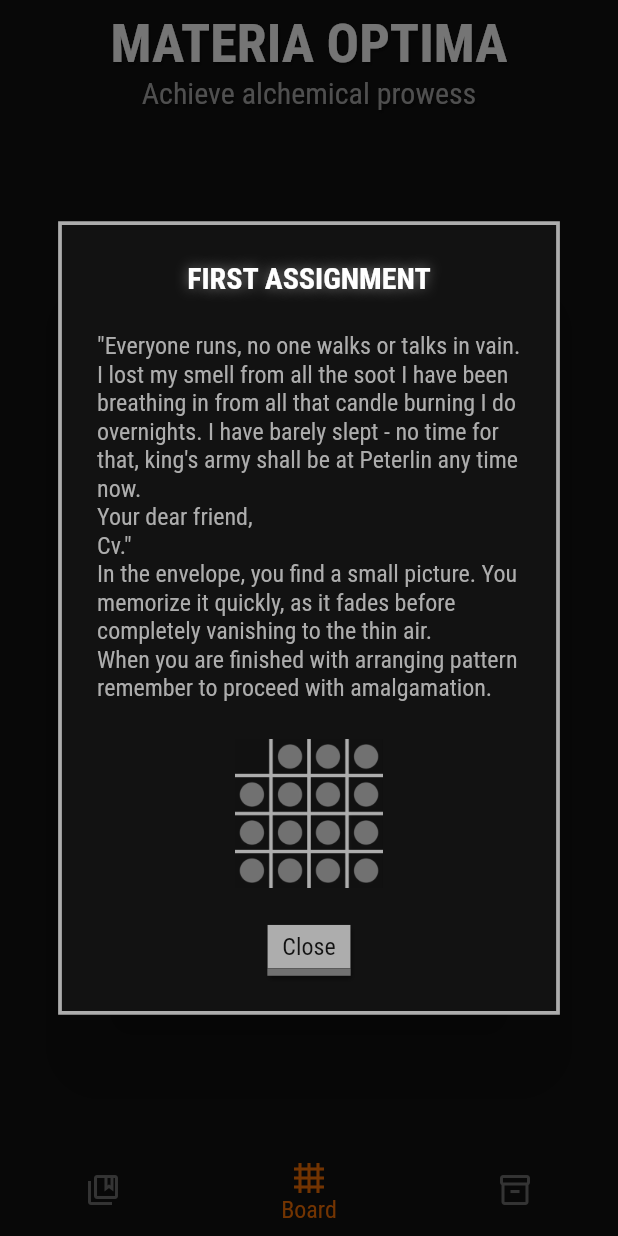
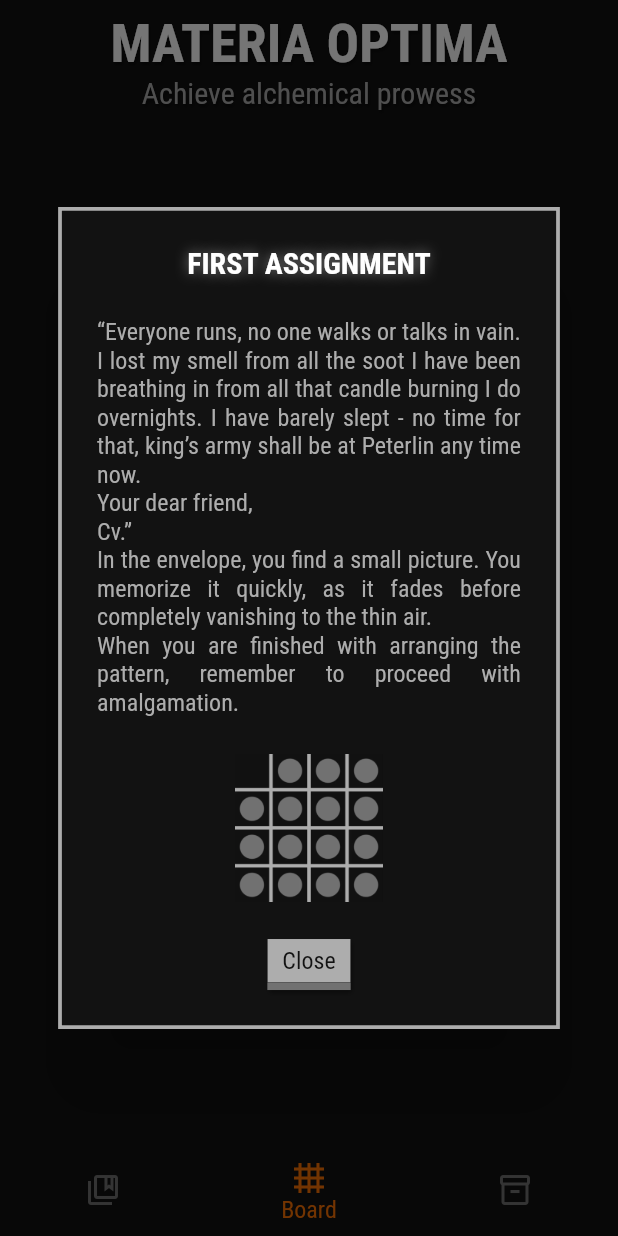
Before and after one commit to julesmuskala/materia_optima, a Flutter app: the screen it shows after launch, after a tap on "Start amalgamation", on a phone screen of 412 x 824 dp. Run offline on Flutter 3.47's test engine with Material 2 defaults, Android fonts, the phone set to English and light mode, and no system bars; our stand-ins replace just_audio, shared_preferences, transparent_image, tuple.

Commit message:
Update story entries

```diff
--- a/lib/ui/shared/story_dialog.dart
+++ b/lib/ui/shared/story_dialog.dart
@@ -60,6 +60,7 @@
                       GameStory.getLine(entry.descriptionKey),
                       style: GameTypography.paragraph,
                       softWrap: true,
+                      textAlign: TextAlign.justify,
                     ),
                     SizedBox(
                       height: screenSize.height * 0.03,
--- a/lib/ui/shared/tutorial_dialog.dart
+++ b/lib/ui/shared/tutorial_dialog.dart
@@ -57,6 +57,7 @@
                       GameStory.getLine(entry.descriptionKey),
                       style: GameTypography.paragraph,
                       softWrap: true,
+                      textAlign: TextAlign.justify,
                     ),
                     SizedBox(
                       width: double.maxFinite,
--- a/lib/utils/story.dart
+++ b/lib/utils/story.dart
@@ -39,68 +39,67 @@
     'reset_board': 'Clear board',
     'close_dialog': 'Close',
     // Materia descriptions
-    'materia_nulla_desc': 'Wow, just wow! How did you...',
+    'materia_nulla_desc': 'Error: How?',
     'materia_incognita_desc': 'Who knows what it is?',
     'materia_prima_desc':
-        'Materia prima is the most basic materia all matter in our known universe is derived from. Its magical potency is very low and in order to be useful, it needs to be fused into heavier, superior materiae.',
+        'Materia prima is the most basic materia, underlying all the known alchemy. It has low magical potency, thus in order to be alchemically useful it needs to be amalgamated into more reactive materiae.\nAlthough it is relatively abundant, due to its gray coloring it is often overlooked as a non-magical mineral.\nMateria prima is said to come from cores of falling stars.',
     'rebis_desc':
-        'Rebis is the most basic of superior materiae. Sometimes called “fool\'s meteria optima”, as it is the first materia every beginner alchemist amalgamates. For its relatively low volatility and pleasant green glow, it is often used by lower classes in jewelry.',
+        'Rebis can be found in minuscule amounts in the roots of aquatic plants. Because of that, it is much more viable to produce it by amalgamation.\nIt was traditionally assumed that it is a by-product of plant existence, however in light of recent discovery of animalcules*, some scholars suggested that rebis may be produced by them.\nWhen consumed, it has a stimulating effect and can delay sleep. \n\n* Animalcules – little animals, floating in the air and water, can be only observed under a telescope.',
     'caeleum_desc':
-        'Caeleum is named after one of the islands of the Southern Archipelago, where during summer nights waves take on this materia\'s brilliant blue hue and its glow.',
+        'Caeleum, as rebis, can be found in nature in aquatic environments. It is produced and almost instantly consumed by plant-like animalcules living in the coastal seas of the Southern Archipelago. The highest amounts of those creatures can be spotted in the summer in the coastal waters of the Island of Caeleum (after which this materia takes its name).\nBecause it quickly flashes into existence, there is no viable method of natural extraction.',
     'quebrith_desc':
-        'Quebrith due to its purple color, so uncommon in nature and relative inaccessibility to the lower classes, is highly valued by the upper echelons. It is used in makeup, cosmetics, and even as food coloring. Although, it is also said to cause shortness of breath and skin reddening akin to sunburn.',
+        'Quebrith is highly toxic materia, that can be only produced by amalgamation. Due to its connotations with the mass suicide during the siege of Ekielsk it has been either outlawed or highly regulated in all the kingdoms and commonwealths.\nWhen consumed it causes nausea then stopping the hearth action. There is no known antidote, however many alchemists seem to develop immunity.',
     'aether_desc':
-        'Aether was the symbol of Konstantian Reformation. After the last of Great Reformers were executed, it was banned and its possession was punished by death. Today, aether is still heavily regulated but a license for its handling may be obtained by joining the Imperial Alchemy Revival Guild.',
+        'Aether just like quebrith can not be found in nature and requires amalgamation to obtain it. In small amounts, aether has a calming effect and is often used to treat pain, anxiety, anguish and seizures. Nonetheless, in higher amounts it causes amnesia, paranoia, aggression and shortness of breath, sometimes resulting in death due to lack of the air.',
     'vermilion_desc':
-        'Vermilion is most well known for its strange scent. In small amounts, it has a fruity and floral, overall pleasant smell nonetheless when handled in higher amounts it reeks of decay and feces. Due to that property and the fact that vermilion odor lingers even for weeks, it is used as an aromatic substance in lavish perfumes.',
+        'Vermilion naturally can be found in trace amounts in dried fruit, especially in golden raspberries and cream cherries. Currently, there are industrial efforts to develop ways to source vermilion this way, instead of traditionally used amalgamation.\nIn small amounts, it has a pleasant fruity smell, often used in perfumes. Yet in higher amounts it reeks of decay and feces.',
     'materia_optima_desc':
-        'Materia optima is a pinnacle of creation, the most perfect materia in the known universe.',
+        'Materia optima is the most difficult materia to amalgamate. Most alchemists spend years of training just to be able to gather enough power to accomplish the amalgamation process. \nIt has a strong effect on memory and enables its user to learn much quicker. Nonetheless, when mishandled it can wipe memory clean in a few hours, therefore it is given only to promising alchemy apprentices to minimize the risk.',
     // Story entries
-    'quest_title_0': 'Welcome to Materia Optima',
+    'quest_title_0': 'Welcome to Materia optima',
     'quest_desc_0':
-        'Materia optima is a game about discovery and achieving alchemical prowess. You can do it by arranging tiles on the board in special patterns. You can do it by clicking on a glowing tile that is adjacent to empty space.',
+        'Materia optima is a game about discovery and achieving alchemical prowess. You can do it by arranging tiles on the board in special patterns. You can do it by clicking on a glowing tile that is adjacent to empty space.\n',
     'quest_title_50': 'First assignment',
     'quest_desc_50':
-        '"Everyone runs, no one walks or talks in vain. I lost my smell from all the soot I have been breathing in from all that candle burning I do overnights. I have barely slept - no time for that, king\'s army shall be at Peterlin any time now.\nYour dear friend,\nCv."\nIn the envelope, you find a small picture. You memorize it quickly, as it fades before completely vanishing to the thin air.\nWhen you are finished with arranging pattern remember to proceed with amalgamation.',
+        '“Everyone runs, no one walks or talks in vain. I lost my smell from all the soot I have been breathing in from all that candle burning I do overnights. I have barely slept - no time for that, king’s army shall be at Peterlin any time now. \nYour dear friend, \nCv.”\nIn the envelope, you find a small picture. You memorize it quickly, as it fades before completely vanishing to the thin air.\nWhen you are finished with arranging the pattern, remember to proceed with amalgamation.',
     'quest_title_100': 'Rebis discovered',
     'quest_desc_100':
-        'Most of recipes in Materia optima require the usage of superior materiae. To add them to the board, select materia icons in the Inventory tab (to the left) then proceed by clicking appropriate button.\nYou can always open unlocked dialogs by clicking on their title in the Compendium tab (to the right).',
+        'Most recipes in Materia optima require the usage of superior materiae. To add them to the board, select materia icons in the Inventory tab (to the left) then proceed by clicking the appropriate button. \nYou can always open unlocked dialogs by clicking on their title in the Compendium tab (to the right).',
     'quest_title_150': 'Battle of Peterlin',
     'quest_desc_150':
-        '"You should have seen their faces, the purest fear. I do not enjoy killing and neither does our Lord, but sometimes there is a merit in it. Franzians won, mister Franz\'s sacrifice was not in vain.\nAs I said before, good sir Octave is a wonderful leader. Although hails from the Southern Archipelago, he was one of the first Franzians. His zeal is immense, and that is, what really matters.\nYour dear friend,\nCv."\nAnd so does this pattern, you think, as you take one last good look at it as it fades.',
+        '“You should have seen their faces, the purest fear. I do not enjoy killing and neither does our Heavenly Lady Yellieux, but sometimes there is a merit in it. Franzians won, mister Franz’s sacrifice was not in vain.\nAs I said before, good sir Octave is a wonderful leader. Although hails from the Southern Archipelago, he was one of the first Franzians. His zeal is immense, and that is what really matters. \nYour dear friend,\nCv.”\nAnd so does this pattern, you think, as you take one last good look at it as it fades.',
     'quest_title_200': 'Caeleum discovered',
     'quest_desc_200':
-        '"Although decisive, Peterlin skirmish did little to further franzian cause. The true power in the region, lied with the city of Ekielsk. Ruled by a baroness who adopted the franzian teaching even before the heretic\'s execution, it was a perfect spot for the Royal Army\'s siege."\n- Reymond the Elder, Francian revolt',
+        '“Although decisive, the Peterlin skirmish did little to further the franzian cause. The true power in the region lay with the city of Ekielsk. Ruled by a baroness who adopted the franzian teaching even before the heretic’s execution, it was a perfect spot for the Royal Army’s siege.”\n— Reymond the Elder, “Francian revolt”',
     'quest_title_250': 'Ekielsk siege',
     'quest_desc_250':
-        '"I do not know what will be next. How long will it take? Indeed, we are the most stubborn and determined of all, but even then, I am not sure whether spirit is enough to saturate body. Fortunately, other resources are not as scarce. Every day, I amalgamate stupendous amounts of Quebrith, so when the dire time comes, everyone can pass with honor, as did mister Franz..."',
+        '“I do not know what will be next. How long will it take? Indeed, we are the most stubborn and determined of all, but even then, I am not sure whether spirit is enough to saturate the body. Fortunately, other resources are not as scarce. Every day, I amalgamate stupendous amounts of quebrith, so when the dire time comes, everyone can pass with honor, as did mister Franz…”',
     'quest_title_300': 'Quebrith discovered',
     'quest_desc_300':
-        '"Your Grace,\nEkielsk fell with the dawn, when watchman entered my tent with news of the city gate wide open. At first, we proceeded with caution, sending only the swiftest scouts. When they returned, telling that Ekielsk fell indeed, we entered. What I have seen, can only be described as gruesome.\nMany of my good man either cried or put down their arms. I could not have done anything about it, as the war is over, and so is the heresy."',
-    'quest_title_320': 'Am I? No, it can not be...',
+        '“Your Grace,\nEkielsk fell at dawn, when watchmen entered my tent with news of the city gate wide open. At first, we proceeded with caution, sending only the swiftest scouts. When they returned, telling us that Ekielsk fell indeed, we entered. What I have seen can only be described as gruesome. \nMany of my good men either cried or put down their arms. I could not have done anything about it, as the war is over, and so is the heresy.”',
+    'quest_title_320': 'Am I? No, it can not be…',
     'quest_desc_320':
-        '"Our food would only last for a day or two, and then? We would just slowly starve to death. Baroness was a friend of mister Franz and told us that good mister was starkly opposed to needless suffering, and told all of us to consume Quebrith.\nIt happened before the dawn, after a meager feast organized in the town square. I felt as if I drank a lot, but I did not feel nauseous nor sickly."',
+        '“Our food would only last for a day or two, and then? We would just slowly starve to death. Baroness was a friend of mister Franz and told us that good mister was starkly opposed to needless suffering, and told all of us to consume quebrith.\nIt happened before dawn, after a meager feast organized in the town square. I felt as if I drank a lot, but I did not feel nauseous nor sickly.”',
     'quest_title_360': 'Yes, I am.',
     'quest_desc_360':
-        '"When everyone started to drop like flies, I realized - I was immune. I took some Aether to ease my conscience, opened the gate to create a distraction and ran away."\nTo the side, there is a small note, written in different ink color:\n"Prolonged Materia optima exposure causes poison immunity."',
+        '“When everyone started to drop like flies, I realized - I was immune. I took some Aether to ease my conscience, opened the gate to create a distraction and ran away.”',
     'quest_title_400': 'Aether discovered',
     'quest_desc_400':
-        '"When the news of Ekielsk\'s fall started to circulate, many of the peasants, hitherto adhering to Franzian teachings, started to doubt it. With the help of bishops favorable towards orthodoxy and royalty, this doubt was turned into distrust and later - hatred."\n- Jan Skalicjan, A word about our southern neighbors',
+        '“When the news of Ekielsk’s fall started to circulate, many of the peasants, hitherto adhering to Franzian teachings, started to doubt it. With the help of bishops favorable towards orthodoxy and royalty, this doubt was turned into distrust and later - hatred.”\n— Jan Skalicjan, “A word about our southern neighbors”',
     'quest_title_450': 'Ideals rejected',
     'quest_desc_450':
-        '"After my arrival to Rokitin, I tried to stay as far away from arcane alchemy as it was possible. I stopped cutting my hair, bathed less often, did all to blend in with townsfolk. I started apothecary, made some coin and after some time I started to feel at home. Until one day, when a nobleman came in. He asked for Vermillion perfumes, placing a sizable coin purse on the counter. Greed got me."',
+        '“After my arrival to Rokitin, I tried to stay as far away from arcane alchemy as possible. I stopped cutting my hair, bathed less often, did all to blend in with townsfolk. I started apothecary, made some coin and after some time I started to feel at home. Until one day, when a nobleman came in. He asked for vermillion perfumes, placing a sizable coin purse on the counter. Greed got me.”',
     'quest_title_500': 'Vermilion discovered',
     'quest_desc_500':
-        '"It was later discovered that Rokitin victim was Martin von Konstantz, son of a relatively wealthy nobleman, passing through the town to find an engagement gift. While mounting his horse, a vial of Vermilion fell out of his pouch, shattering on the street cobbles. In large amounts, Vermilion has a foul lingering odor that was misattributed to odorless but poisonous Quebrith. With the events that occurred in Ekielsk, fresh in public memory, Martin became a victim of a lynch mob."\n- Barbara Schaff, Encyclopedia criminalis',
+        '“It was later discovered that Rokitin victim was Martin von Konstantz, son of a relatively wealthy nobleman, passing through the town to find an engagement gift. While mounting his horse, a vial of vermilion fell out of his pouch, shattering on the street cobbles. In large amounts, Vermilion has a foul lingering odor that was misattributed to odorless but poisonous quebrith. With the events that occurred in Ekielsk, fresh in public memory, Martin became a victim of a lynch mob.”\n— Barbara Schaff, “Encyclopedia criminalis”',
     'quest_title_550': 'Drink to forget',
     'quest_desc_550':
-        '"Many novice alchemists consume Materia optima. As my alchemical journey started with Materia optima, it will also end with it."',
+        '“As my alchemical journey started with materia optima, it will also end with it.”',
     'quest_title_600': 'Until there is no end',
     'quest_desc_600':
-        'As you start the amalgamation process, you start to feel a bit dizzy. When suddenly...',
+        'As you start the amalgamation process, you start to feel a bit dizzy. When suddenly…',
     'quest_title_650': 'What have just happened?',
-    'quest_desc_650':
-        'What have just happened? I... I don\'t remember. Do you?',
+    'quest_desc_650': 'What has just happened? I… I don’t remember. Do you?',
     'helper_title_2137': 'Amalgamation failed',
     'helper_desc_2137':
         'Until the alchemical pattern is fully complete, conducting amalgamation is extremely dangerous. Attempting it is foolish.',
```
Also changed, not shown: 1 other file.
